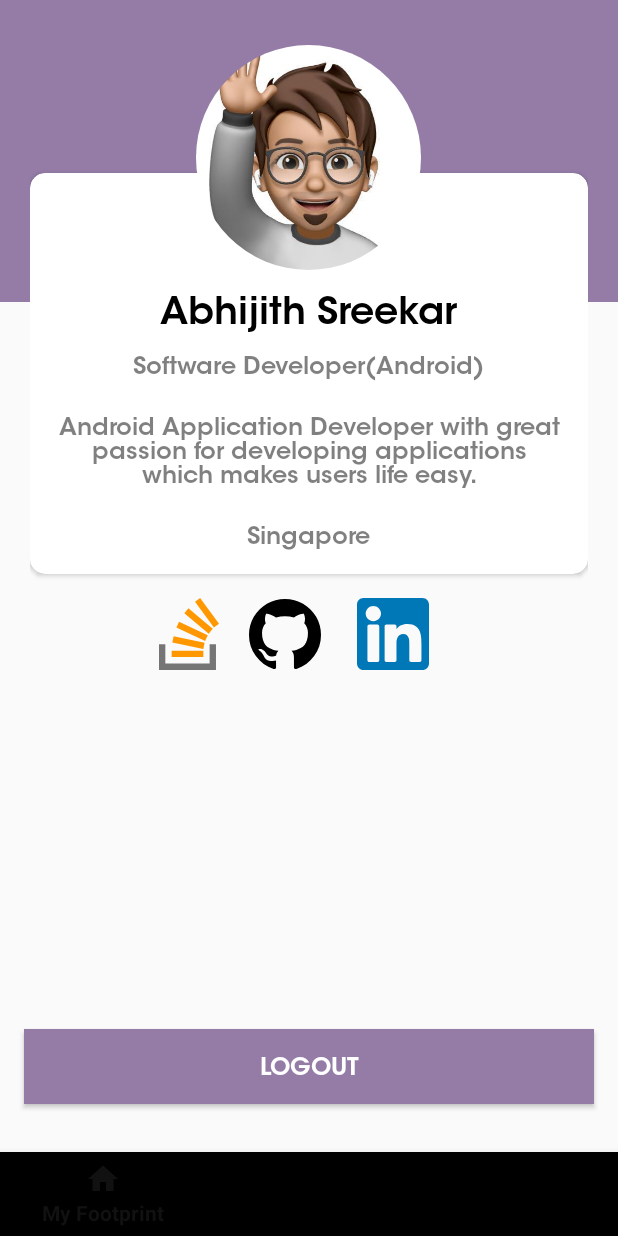
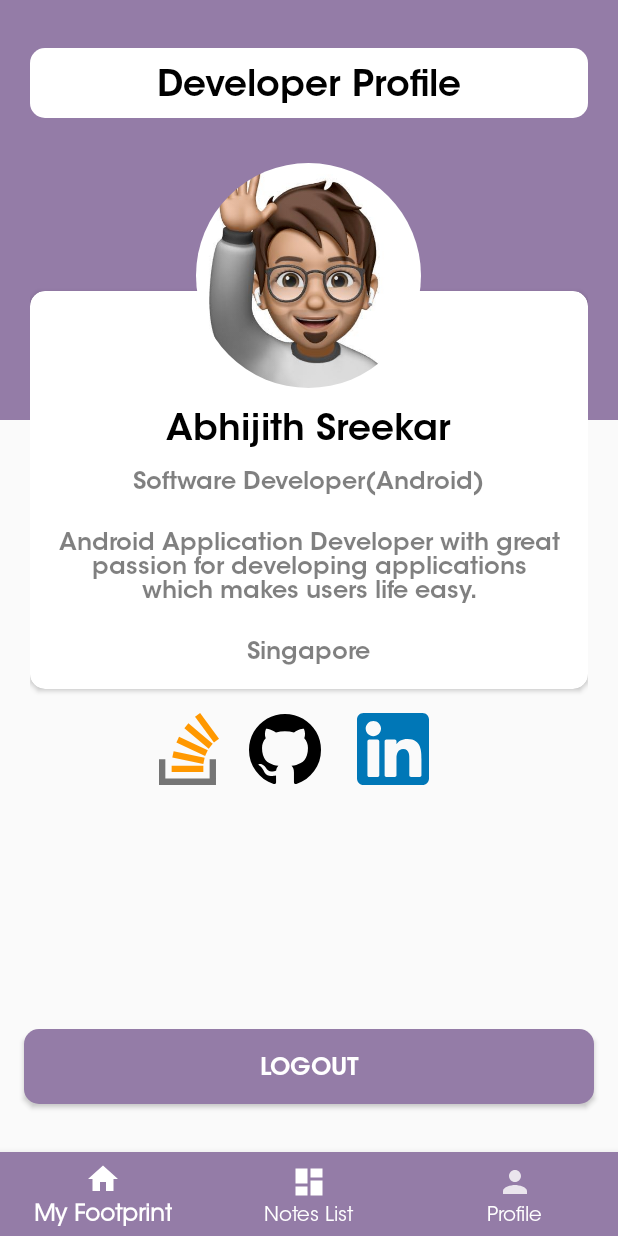
Before and after one commit to nasreekar/GeoNotes, an Android app: the fragment ProfileFragment placed in its activity, on a phone screen of 412 x 824 dp. Run offline under Robolectric (Android 15) with nearby library versions, the phone set to English and light mode, and no system bars; our stand-ins replace ButterKnife, CircleImageView, Firebase (no records; nobody signed in at launch, a user with empty details on screens opened directly); libraries missing offline, so code that uses them is left out: com.google.maps.android; 2 statements that could not run were skipped.

Commit message:
UI changes and stylings addition

```diff
--- /dev/null
+++ b/app/src/main/res/drawable/button_rounded_corner.xml
@@ -0,0 +1,5 @@
+<?xml version="1.0" encoding="utf-8"?>
+<shape xmlns:android="http://schemas.android.com/apk/res/android">
+    <solid android:color="@color/colorAccent"/>
+    <corners android:radius="10dp"/>
+</shape>
--- /dev/null
+++ b/app/src/main/res/drawable/textview_rounded_corner.xml
@@ -0,0 +1,6 @@
+<?xml version="1.0" encoding="utf-8"?>
+<shape xmlns:android="http://schemas.android.com/apk/res/android"
+    android:shape="rectangle">
+    <corners android:radius="10dp" />
+    <solid android:color="#FFFFFF" />
+</shape>
--- a/app/src/main/res/layout/activity_main.xml
+++ b/app/src/main/res/layout/activity_main.xml
@@ -21,6 +21,12 @@
         android:layout_width="match_parent"
         android:layout_height="wrap_content"
         android:layout_alignParentBottom="true"
+        android:background="@color/colorAccent"
+        app:itemIconTint="@android:color/white"
+        app:itemTextColor="@android:color/white"
+        app:itemTextAppearanceActive="@style/BottomNavigationView.Active"
+        app:itemTextAppearanceInactive="@style/BottomNavigationView"
+        app:elevation="@dimen/dp_8"
         app:menu="@menu/bottom_nav_menu" />
 
 </RelativeLayout>
--- a/app/src/main/res/layout/fragment_profile.xml
+++ b/app/src/main/res/layout/fragment_profile.xml
@@ -8,7 +8,7 @@
 
     <View
         android:layout_width="match_parent"
-        android:layout_height="201dp"
+        android:layout_height="280dp"
         android:background="@color/colorAccent" />
 
     <LinearLayout
@@ -17,6 +17,16 @@
         android:layout_marginLeft="20dp"
         android:layout_marginRight="20dp"
         android:orientation="vertical">
+
+        <TextView
+            style="@style/DeveloperProfileName_Style"
+            android:layout_width="match_parent"
+            android:layout_height="wrap_content"
+            android:layout_marginTop="@dimen/dp_32"
+            android:background="@drawable/textview_rounded_corner"
+            android:gravity="center"
+            android:padding="@dimen/dp_8"
+            android:text="@string/developer_profile" />
 
         <RelativeLayout
             android:layout_width="match_parent"
@@ -56,9 +66,7 @@
                             android:layout_height="wrap_content"
                             android:layout_gravity="center_horizontal"
                             android:layout_marginTop="60dp"
-                            android:text="@string/abhijith_sreekar"
-                            android:textSize="25sp"
-                            android:textStyle="bold" />
+                            android:text="@string/abhijith_sreekar" />
 
                         <TextView
                             style="@style/DeveloperProfileDescription_Style"
--- a/app/src/main/res/values/strings.xml
+++ b/app/src/main/res/values/strings.xml
@@ -25,7 +25,7 @@
     <string name="invalid_lat_long_used">Invalid location details provided</string>
     <string name="no_address_found">No Address Found</string>
     <string name="address_found">Address Found</string>
-    <string name="list_item_map_icon">Map Icon</string>
+    <string name="list_item_map_view">Map View</string>
     <string name="NO_INFORMATION">Looks like there are no saved notes. Add one to see here :)</string>
     <string name="delete">DELETE</string>
     <string name="ic_my_notes">My Notes</string>
--- a/app/src/main/res/values/styles.xml
+++ b/app/src/main/res/values/styles.xml
@@ -25,14 +25,14 @@
 
     <style name="DeveloperProfileName_Style">
         <item name="android:fontFamily">@font/itcavantgardestd_demi</item>
-        <item name="android:textSize">@dimen/dp_32</item>
+        <item name="android:textSize">@dimen/dp_24</item>
         <item name="android:textColor">@android:color/black</item>
     </style>
 
     <style name="Logout_Style">
         <item name="android:fontFamily">@font/itcavantgardestd_demi</item>
         <item name="android:textSize">@dimen/dp_16</item>
-        <item name="android:background">@color/colorAccent</item>
+        <item name="android:background">@drawable/button_rounded_corner</item>
         <item name="android:textColor">@android:color/white</item>
     </style>
 
@@ -44,4 +44,27 @@
         <item name="android:textStyle">bold</item>
     </style>
 
+    <style name="NotesListTitleStyle">
+        <item name="android:fontFamily">@font/itcavantgardestd_bk</item>
+        <item name="android:textColor">@android:color/black</item>
+        <item name="android:textStyle">bold</item>
+        <item name="android:textAppearance">?android:attr/textAppearanceMedium</item>
+    </style>
+
+    <style name="NotesListDescriptionStyle">
+        <item name="android:fontFamily">@font/itcavantgardestd_bk</item>
+        <item name="android:textColor">@android:color/black</item>
+        <item name="android:textAppearance">?android:attr/textAppearanceSmall</item>
+    </style>
+
+    <style name="BottomNavigationView" parent="@style/TextAppearance.AppCompat.Caption">
+        <item name="android:textSize">13sp</item>
+        <item name="android:fontFamily">@font/itcavantgardestd_bk</item>
+    </style>
+
+    <style name="BottomNavigationView.Active" parent="@style/TextAppearance.AppCompat.Caption">
+        <item name="android:textSize">15sp</item>
+        <item name="android:fontFamily">@font/itcavantgardestd_bk</item>
+    </style>
+
 </resources>
```
Also changed, not shown: app/src/main/java/com/abhijith/nanodegree/geonotes/View/LoginActivity.java (+22 -3 lines), app/src/main/res/layout/activity_login.xml (+8 -10 lines), app/src/main/res/layout/custom_dialog.xml (+6 -1 lines), app/src/main/res/layout/notes_list_item.xml (+8 -5 lines), app/src/main/res/font/itcavantgardestd_bk.otf (added).
